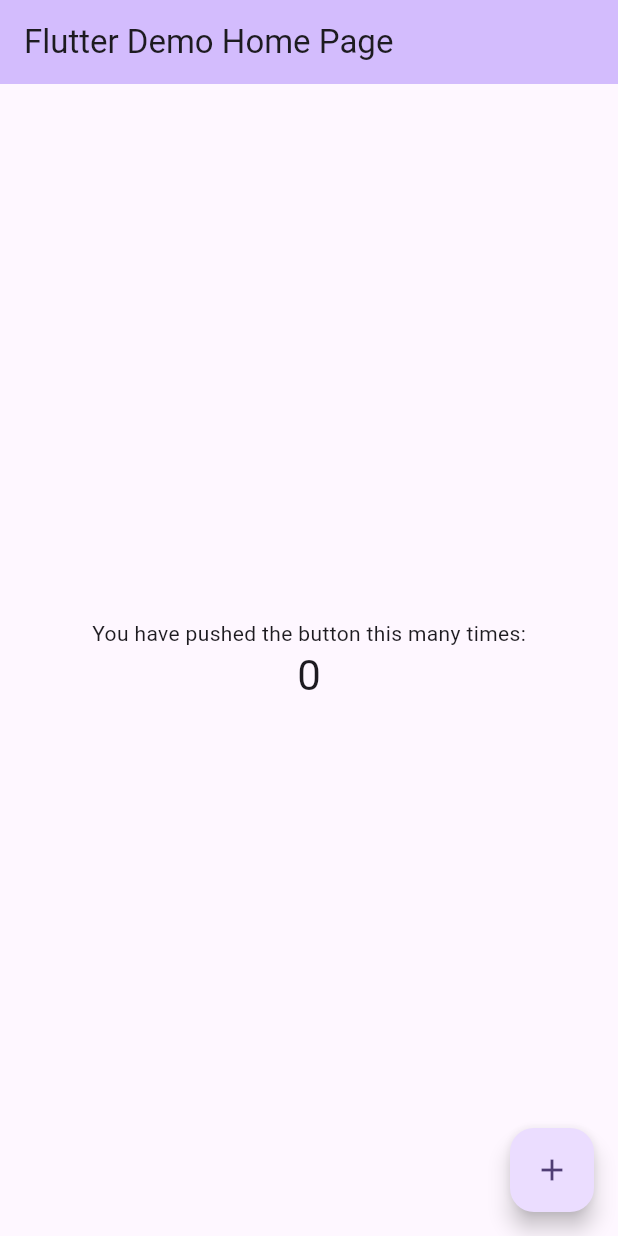
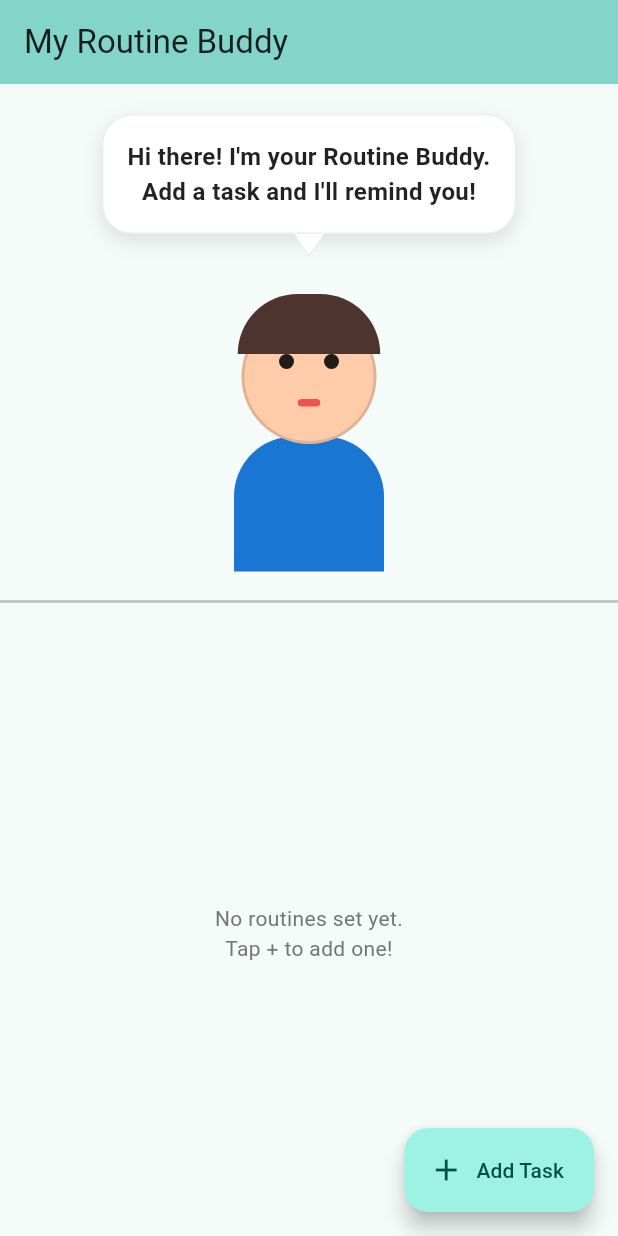
Before and after one commit to could-ai/019b0742-b094-783c-a4aa-66ab59a28959, a Flutter app: the screen it shows after launch, on a phone screen of 412 x 824 dp. Run offline on Flutter 3.47's test engine with Material 3 defaults, Android fonts, the phone set to English and light mode, and no system bars.

```diff
--- a/usr/lib/main.dart
+++ b/usr/lib/main.dart
@@ -1,4 +1,5 @@
 import 'package:flutter/material.dart';
+import 'screens/home_screen.dart';
 
 void main() {
   runApp(const MyApp());
@@ -7,117 +8,19 @@ void main() {
 class MyApp extends StatelessWidget {
   const MyApp({super.key});
 
-  // This widget is the root of your application.
   @override
   Widget build(BuildContext context) {
     return MaterialApp(
-      title: 'Flutter Demo',
+      title: 'Routine Buddy',
       debugShowCheckedModeBanner: false,
       theme: ThemeData(
-        // This is the theme of your application.
-        //
-        // TRY THIS: Try running your application with "flutter run". You'll see
-        // the application has a purple toolbar. Then, without quitting the app,
-        // try changing the seedColor in the colorScheme below to Colors.green
-        // and then invoke "hot reload" (save your changes or press the "hot
-        // reload" button in a Flutter-supported IDE, or press "r" if you used
-        // the command line to start the app).
-        //
-        // Notice that the counter didn't reset back to zero; the application
-        // state is not lost during the reload. To reset the state, use hot
-        // restart instead.
-        //
-        // This works for code too, not just values: Most code changes can be
-        // tested with just a hot reload.
-        colorScheme: ColorScheme.fromSeed(seedColor: Colors.deepPurple),
+        colorScheme: ColorScheme.fromSeed(seedColor: Colors.teal),
+        useMaterial3: true,
       ),
       initialRoute: '/',
       routes: {
-        '/': (context) => const MyHomePage(title: 'Flutter Demo Home Page'),
+        '/': (context) => const HomeScreen(),
       },
     );
   }
 }
-
-class MyHomePage extends StatefulWidget {
-  const MyHomePage({super.key, required this.title});
-
-  // This widget is the home page of your application. It is stateful, meaning
-  // that it has a State object (defined below) that contains fields that affect
-  // how it looks.
-
-  // This class is the configuration for the state. It holds the values (in this
-  // case the title) provided by the parent (in this case the App widget) and
-  // used by the build method of the State. Fields in a Widget subclass are
-  // always marked "final".
-
-  final String title;
-
-  @override
-  State<MyHomePage> createState() => _MyHomePageState();
-}
-
-class _MyHomePageState extends State<MyHomePage> {
-  int _counter = 0;
-
-  void _incrementCounter() {
-    setState(() {
-      // This call to setState tells the Flutter framework that something has
-      // changed in this State, which causes it to rerun the build method below
-      // so that the display can reflect the updated values. If we changed
-      // _counter without calling setState(), then the build method would not be
-      // called again, and so nothing would appear to happen.
-      _counter++;
-    });
-  }
-
-  @override
-  Widget build(BuildContext context) {
-    // This method is rerun every time setState is called, for instance as done
-    // by the _incrementCounter method above.
-    //
-    // The Flutter framework has been optimized to make rerunning build methods
-    // fast, so that you can just rebuild anything that needs updating rather
-    // than having to individually change instances of widgets.
-    return Scaffold(
-      appBar: AppBar(
-        // TRY THIS: Try changing the color here to a specific color (to
-        // Colors.amber, perhaps?) and trigger a hot reload to see the AppBar
-        // change color while the other colors stay the same.
-        backgroundColor: Theme.of(context).colorScheme.inversePrimary,
-        // Here we take the value from the MyHomePage object that was created by
-        // the App.build method, and use it to set our appbar title.
-        title: Text(widget.title),
-      ),
-      body: Center(
-        // Center is a layout widget. It takes a single child and positions it
-        // in the middle of the parent.
-        child: Column(
-          // Column is also a layout widget. It takes a list of children and
-          // arranges them vertically. By default, it sizes itself to fit its
-          // children horizontally, and tries to be as tall as its parent.
-          //
-          // Column has various properties to control how it sizes itself and
-          // how it positions its children. Here we use mainAxisAlignment to
-          // center the children vertically; the main axis here is the vertical
-          // axis because Columns are vertical (the cross axis would be
-          // horizontal).
-          //
-          // TRY THIS: Invoke "debug painting" (choose the "Toggle Debug Paint"
-          // action in the IDE, or press "p" in the console), to see the
-          // wireframe for each widget.
-          mainAxisAlignment: MainAxisAlignment.center,
-          children: <Widget>[
-            const Text('You have pushed the button this many times:'),
-            Text('$_counter', style: Theme.of(context).textTheme.headlineMedium),
-          ],
-        ),
-      ),
-      floatingActionButton: FloatingActionButton(
-        onPressed: _incrementCounter,
-        tooltip: 'Increment',
-        child: const Icon(Icons.add),
-      ), // This trailing comma makes auto-formatting nicer for build methods.
-    );
-  }
-}
--- /dev/null
+++ b/usr/lib/models/routine_item.dart
@@ -0,0 +1,15 @@
+import 'package:flutter/material.dart';
+
+class RoutineItem {
+  final String id;
+  final String title;
+  final TimeOfDay time;
+  bool isCompleted;
+
+  RoutineItem({
+    required this.id,
+    required this.title,
+    required this.time,
+    this.isCompleted = false,
+  });
+}
--- /dev/null
+++ b/usr/lib/screens/home_screen.dart
@@ -0,0 +1,249 @@
+import 'dart:async';
+import 'package:flutter/material.dart';
+import 'package:intl/intl.dart';
+import '../models/routine_item.dart';
+import '../widgets/character_widget.dart';
+import '../widgets/speech_bubble.dart';
+import 'add_routine_screen.dart';
+
+class HomeScreen extends StatefulWidget {
+  const HomeScreen({super.key});
+
+  @override
+  State<HomeScreen> createState() => _HomeScreenState();
+}
+
+class _HomeScreenState extends State<HomeScreen> {
+  final List<RoutineItem> _routines = [];
+  String _characterMessage = "Hi there! I'm your Routine Buddy.\nAdd a task and I'll remind you!";
+  bool _isCharacterSpeaking = false;
+  Timer? _timer;
+
+  @override
+  void initState() {
+    super.initState();
+    // Check time every second to trigger reminders
+    _timer = Timer.periodic(const Duration(seconds: 1), (timer) {
+      _checkRoutine();
+    });
+  }
+
+  @override
+  void dispose() {
+    _timer?.cancel();
+    super.dispose();
+  }
+
+  void _checkRoutine() {
+    final now = TimeOfDay.now();
+    bool foundActiveTask = false;
+
+    for (var routine in _routines) {
+      // Simple check: matches hour and minute
+      if (routine.time.hour == now.hour && routine.time.minute == now.minute) {
+        if (!routine.isCompleted) {
+          // Trigger the character
+          if (_characterMessage != "It's time to: ${routine.title}!") {
+            setState(() {
+              _characterMessage = "It's time to: ${routine.title}!";
+              _isCharacterSpeaking = true;
+            });
+
+            // Show a dialog or snackbar as a "pop out" reminder
+            _showReminderDialog(routine);
+          }
+          foundActiveTask = true;
+        }
+      }
+    }
+
+    // Reset speaking state if no active task matches right now (optional logic)
+    // For now, we keep the message until the minute passes or user dismisses
+    if (!foundActiveTask && _isCharacterSpeaking) {
+       // We could auto-reset, but let's leave the message for a bit
+       // Or reset after the minute changes.
+       // Let's just toggle the "animation" of speaking off after a few seconds
+       if (_isCharacterSpeaking) {
+         Future.delayed(const Duration(seconds: 3), () {
+           if (mounted) {
+             setState(() {
+               _isCharacterSpeaking = false;
+             });
+           }
+         });
+       }
+    }
+  }
+
+  void _showReminderDialog(RoutineItem routine) {
+    // Prevent multiple dialogs for the same minute if possible,
+    // but for simplicity we rely on the message check above to only trigger once per text change.
+    showDialog(
+      context: context,
+      builder: (context) => AlertDialog(
+        title: const Text('Reminder!'),
+        content: Column(
+          mainAxisSize: MainAxisSize.min,
+          children: [
+            const Icon(Icons.alarm, size: 48, color: Colors.orange),
+            const SizedBox(height: 16),
+            Text('It is ${routine.time.format(context)}'),
+            const SizedBox(height: 8),
+            Text(
+              routine.title,
+              style: const TextStyle(fontSize: 20, fontWeight: FontWeight.bold),
+            ),
+          ],
+        ),
+        actions: [
+          TextButton(
+            onPressed: () {
+              Navigator.pop(context);
+              _markAsDone(routine);
+            },
+            child: const Text('Done'),
+          ),
+          TextButton(
+            onPressed: () => Navigator.pop(context),
+            child: const Text('Dismiss'),
+          ),
+        ],
+      ),
+    );
+  }
+
+  void _markAsDone(RoutineItem routine) {
+    setState(() {
+      routine.isCompleted = true;
+      _characterMessage = "Great job completing: ${routine.title}!";
+      _isCharacterSpeaking = true;
+    });
+
+    Future.delayed(const Duration(seconds: 3), () {
+      if (mounted) {
+        setState(() {
+          _characterMessage = "What's next on the schedule?";
+          _isCharacterSpeaking = false;
+        });
+      }
+    });
+  }
+
+  void _addRoutine() async {
+    final result = await Navigator.push(
+      context,
+      MaterialPageRoute(builder: (context) => const AddRoutineScreen()),
+    );
+
+    if (result != null && result is Map) {
+      setState(() {
+        _routines.add(RoutineItem(
+          id: DateTime.now().toString(),
+          title: result['title'],
+          time: result['time'],
+        ));
+        _routines.sort((a, b) {
+          final aMinutes = a.time.hour * 60 + a.time.minute;
+          final bMinutes = b.time.hour * 60 + b.time.minute;
+          return aMinutes.compareTo(bMinutes);
+        });
+        _characterMessage = "I've added '${result['title']}' to your routine.";
+        _isCharacterSpeaking = true;
+      });
+
+      Future.delayed(const Duration(seconds: 3), () {
+        if (mounted) {
+          setState(() {
+            _isCharacterSpeaking = false;
+          });
+        }
+      });
+    }
+  }
+
+  void _deleteRoutine(RoutineItem routine) {
+    setState(() {
+      _routines.remove(routine);
+    });
+  }
+
+  @override
+  Widget build(BuildContext context) {
+    return Scaffold(
+      appBar: AppBar(
+        title: const Text('My Routine Buddy'),
+        backgroundColor: Theme.of(context).colorScheme.inversePrimary,
+      ),
+      body: Column(
+        children: [
+          const SizedBox(height: 20),
+          // Character Area
+          Padding(
+            padding: const EdgeInsets.symmetric(horizontal: 24.0),
+            child: Column(
+              children: [
+                SpeechBubble(message: _characterMessage),
+                const SizedBox(height: 10),
+                CharacterWidget(isSpeaking: _isCharacterSpeaking),
+              ],
+            ),
+          ),
+          const Divider(height: 40, thickness: 2),
+          // Routine List
+          Expanded(
+            child: _routines.isEmpty
+                ? Center(
+                    child: Text(
+                      'No routines set yet.\nTap + to add one!',
+                      textAlign: TextAlign.center,
+                      style: TextStyle(color: Colors.grey.shade600),
+                    ),
+                  )
+                : ListView.builder(
+                    itemCount: _routines.length,
+                    itemBuilder: (context, index) {
+                      final routine = _routines[index];
+                      return Dismissible(
+                        key: Key(routine.id),
+                        background: Container(color: Colors.red),
+                        onDismissed: (direction) => _deleteRoutine(routine),
+                        child: ListTile(
+                          leading: CircleAvatar(
+                            backgroundColor: routine.isCompleted
+                                ? Colors.green.shade100
+                                : Colors.blue.shade100,
+                            child: Icon(
+                              routine.isCompleted ? Icons.check : Icons.access_time,
+                              color: routine.isCompleted
+                                  ? Colors.green
+                                  : Colors.blue,
+                            ),
+                          ),
+                          title: Text(
+                            routine.title,
+                            style: TextStyle(
+                              decoration: routine.isCompleted
+                                  ? TextDecoration.lineThrough
+                                  : null,
+                            ),
+                          ),
+                          subtitle: Text(routine.time.format(context)),
+                          trailing: IconButton(
+                            icon: const Icon(Icons.delete_outline),
+                            onPressed: () => _deleteRoutine(routine),
+                          ),
+                        ),
+                      );
+                    },
+                  ),
+          ),
+        ],
+      ),
+      floatingActionButton: FloatingActionButton.extended(
+        onPressed: _addRoutine,
+        label: const Text('Add Task'),
+        icon: const Icon(Icons.add),
+      ),
+    );
+  }
+}
--- /dev/null
+++ b/usr/lib/widgets/character_widget.dart
@@ -0,0 +1,98 @@
+import 'package:flutter/material.dart';
+
+class CharacterWidget extends StatelessWidget {
+  final bool isSpeaking;
+
+  const CharacterWidget({super.key, this.isSpeaking = false});
+
+  @override
+  Widget build(BuildContext context) {
+    return SizedBox(
+      width: 150,
+      height: 200,
+      child: Stack(
+        alignment: Alignment.center,
+        children: [
+          // Body
+          Positioned(
+            bottom: 0,
+            child: Container(
+              width: 100,
+              height: 90,
+              decoration: BoxDecoration(
+                color: Colors.blue.shade700,
+                borderRadius: const BorderRadius.only(
+                  topLeft: Radius.circular(40),
+                  topRight: Radius.circular(40),
+                ),
+              ),
+            ),
+          ),
+          // Head
+          Positioned(
+            top: 20,
+            child: Container(
+              width: 90,
+              height: 100,
+              decoration: BoxDecoration(
+                color: const Color(0xFFFFCCAA), // Skin tone
+                shape: BoxShape.circle,
+                border: Border.all(color: Colors.black12, width: 2),
+              ),
+            ),
+          ),
+          // Hair
+          Positioned(
+            top: 15,
+            child: Container(
+              width: 95,
+              height: 40,
+              decoration: BoxDecoration(
+                color: Colors.brown.shade800,
+                borderRadius: const BorderRadius.only(
+                  topLeft: Radius.circular(50),
+                  topRight: Radius.circular(50),
+                ),
+              ),
+            ),
+          ),
+          // Eyes
+          Positioned(
+            top: 55,
+            left: 55,
+            child: _buildEye(),
+          ),
+          Positioned(
+            top: 55,
+            right: 55,
+            child: _buildEye(),
+          ),
+          // Mouth
+          Positioned(
+            top: 85,
+            child: AnimatedContainer(
+              duration: const Duration(milliseconds: 200),
+              width: isSpeaking ? 20 : 15,
+              height: isSpeaking ? 15 : 5,
+              decoration: BoxDecoration(
+                color: isSpeaking ? Colors.red.shade300 : Colors.red.shade400,
+                borderRadius: BorderRadius.circular(10),
+              ),
+            ),
+          ),
+        ],
+      ),
+    );
+  }
+
+  Widget _buildEye() {
+    return Container(
+      width: 10,
+      height: 10,
+      decoration: const BoxDecoration(
+        color: Colors.black87,
+        shape: BoxShape.circle,
+      ),
+    );
+  }
+}
--- /dev/null
+++ b/usr/lib/widgets/speech_bubble.dart
@@ -0,0 +1,77 @@
+import 'package:flutter/material.dart';
+
+class SpeechBubble extends StatelessWidget {
+  final String message;
+
+  const SpeechBubble({super.key, required this.message});
+
+  @override
+  Widget build(BuildContext context) {
+    return Column(
+      mainAxisSize: MainAxisSize.min,
+      children: [
+        Container(
+          padding: const EdgeInsets.all(16),
+          decoration: BoxDecoration(
+            color: Colors.white,
+            borderRadius: BorderRadius.circular(20),
+            boxShadow: [
+              BoxShadow(
+                color: Colors.black.withOpacity(0.1),
+                blurRadius: 10,
+                offset: const Offset(0, 5),
+              ),
+            ],
+            border: Border.all(color: Colors.grey.shade200),
+          ),
+          child: Text(
+            message,
+            textAlign: TextAlign.center,
+            style: const TextStyle(
+              fontSize: 16,
+              fontWeight: FontWeight.w600,
+              color: Colors.black87,
+            ),
+          ),
+        ),
+        CustomPaint(
+          painter: TrianglePainter(),
+          size: const Size(20, 15),
+        ),
+      ],
+    );
+  }
+}
+
+class TrianglePainter extends CustomPainter {
+  @override
+  void paint(Canvas canvas, Size size) {
+    final paint = Paint()
+      ..color = Colors.white
+      ..style = PaintingStyle.fill;
+
+    final path = Path();
+    path.moveTo(0, 0);
+    path.lineTo(size.width / 2, size.height);
+    path.lineTo(size.width, 0);
+    path.close();
+
+    canvas.drawPath(path, paint);
+
+    // Optional: Draw border for the triangle to match bubble
+    final borderPaint = Paint()
+      ..color = Colors.grey.shade200
+      ..style = PaintingStyle.stroke
+      ..strokeWidth = 1;
+
+    // Only draw the V shape, not the top line (which connects to bubble)
+    final borderPath = Path();
+    borderPath.moveTo(0, 0);
+    borderPath.lineTo(size.width / 2, size.height);
+    borderPath.lineTo(size.width, 0);
+    canvas.drawPath(borderPath, borderPaint);
+  }
+
+  @override
+  bool shouldRepaint(covariant CustomPainter oldDelegate) => false;
+}
```
Also changed, not shown: usr/lib/screens/add_routine_screen.dart (added, +101 -0 lines), usr/pubspec.yaml (+2 -70 lines).
